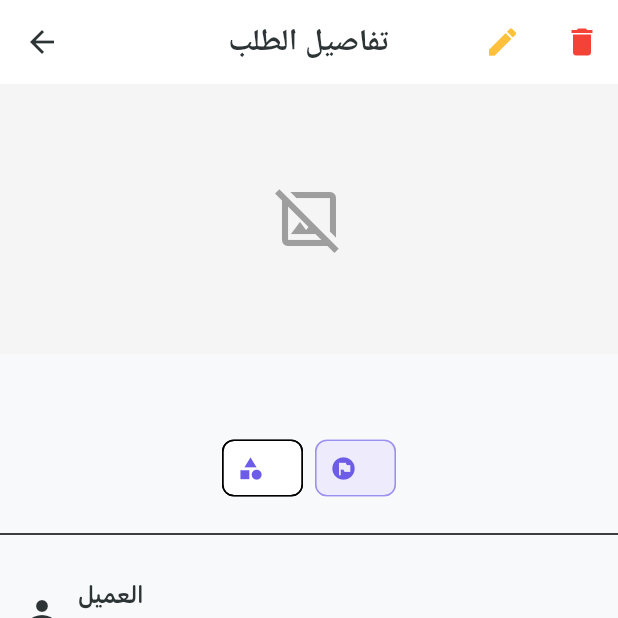
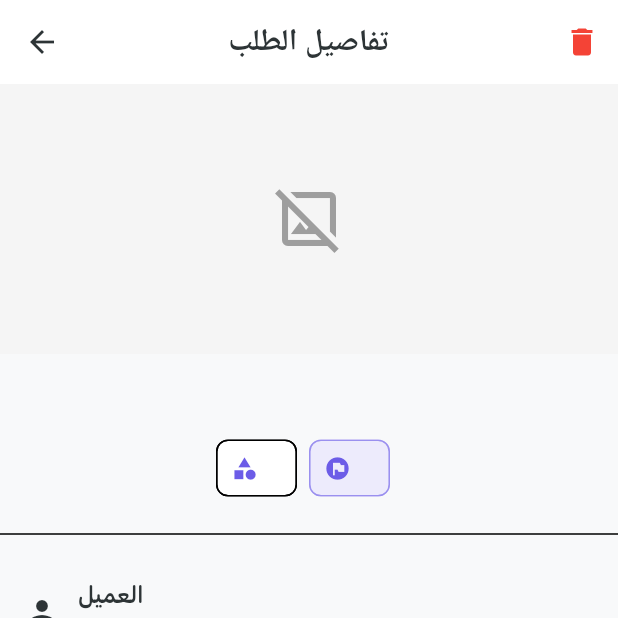
Before and after one commit to Abdullah-Bashaaib/designersplatform, a Flutter app: the DetailsOrderClient screen opened directly with empty values, on a phone screen of 412 x 824 dp, the top half of it. Run offline on Flutter 3.47's test engine with Material 3 defaults, Android fonts, the phone set to English and light mode, and no system bars; our stand-ins replace cached_network_image, cloud_firestore, dartz, equatable, firebase_auth, firebase_core and 8 more; missing offline and left inert: firebase_auth_platform_interface; accounts and stored records are empty; generated files the repository leaves out were written again.

Commit message:
الميزة: تنفيذ الميزات الأساسية على جانب العميل بما في ذلك إدارة الملف الشخصي، عرض الطلبات، الصفحة الرئيسية، وشاشة البداية.

```diff
--- a/lib/features/auth/presentation/pages/splash.dart
+++ b/lib/features/auth/presentation/pages/splash.dart
@@ -2,7 +2,6 @@ import 'package:designers_platform/core/current_user.dart';
 import 'package:designers_platform/core/usecase/get_user.dart';
 import 'package:designers_platform/features/auth/domain/repositories/auth_repository.dart';
 import 'package:designers_platform/features/auth/presentation/pages/welcome_page.dart';
-import 'package:designers_platform/features/home/presentation/pages/designers_list.dart';
 import 'package:designers_platform/features/home/presentation/pages/client_home_page.dart';
 import 'package:designers_platform/features/order_management/presentation/pages/view_order.dart';
 import 'package:flutter/material.dart';
@@ -27,7 +26,7 @@ class _SplashScreenState extends State<SplashScreen> {
   void _checkUser() {
     final getUserUseCase = GetUserUseCase(Get.find<AuthRepository>());
 
-    final result = getUserUseCase.call();
+    final result = getUserUseCase();
 
     result.fold(
       (failure) {
--- a/lib/features/customer_profile/presentation/screens/view_profile.dart
+++ b/lib/features/customer_profile/presentation/screens/view_profile.dart
@@ -1,5 +1,4 @@
 import 'package:cached_network_image/cached_network_image.dart';
-import 'package:designers_platform/core/current_user.dart';
 import 'package:designers_platform/core/utils/app_colors.dart';
 import 'package:designers_platform/core/utils/app_image.dart';
 import 'package:designers_platform/core/utils/app_styles.dart';
--- a/lib/features/designer_profile/presentation/getx/getData_controller_getx.dart
+++ b/lib/features/designer_profile/presentation/getx/getData_controller_getx.dart
@@ -2,6 +2,7 @@ import 'dart:developer';
 
 import 'package:designers_platform/core/current_user.dart';
 import 'package:designers_platform/core/usecase/add_avatar.dart';
+import 'package:designers_platform/core/utils/app_functions.dart';
 import 'package:designers_platform/core/utils/key_app.dart';
 import 'package:designers_platform/features/designer_profile/domain/usecases/review_usecase/get_review_use_case.dart';
 import 'package:designers_platform/features/designer_profile/domain/usecases/work_usecase/get_work_use_case.dart';
@@ -177,7 +178,8 @@ class GetDataControllerGetx extends GetxController {
 
   Future<void> updateDesigner(Designer designer) async {
     isLoading.value = true;
-
+    // final keywords = AppFunctions.generateKeywords(designer.name);
+    // designer.keywords = keywords;
     final result = await updateProfileUseCase(designer);
     result.fold((failure) {
       WidgetsBinding.instance.addPostFrameCallback((_) {
--- a/lib/features/home/presentation/pages/client_home_page.dart
+++ b/lib/features/home/presentation/pages/client_home_page.dart
@@ -1,6 +1,5 @@
 import 'package:designers_platform/core/utils/app_colors.dart';
 import 'package:designers_platform/core/utils/app_styles.dart';
-import 'package:designers_platform/core/widget/build_text_field.dart';
 import 'package:designers_platform/core/widget/custom_text.dart';
 import 'package:designers_platform/features/home/presentation/getx/home_controller.dart';
 import 'package:designers_platform/features/home/presentation/pages/designers_list.dart';
--- a/lib/features/home/presentation/widget/design_card.dart
+++ b/lib/features/home/presentation/widget/design_card.dart
@@ -1,3 +1,4 @@
+import 'package:cached_network_image/cached_network_image.dart';
 import 'package:designers_platform/core/utils/app_image.dart';
 import 'package:designers_platform/features/designer_profile/domain/entities/designer.dart';
 import 'package:designers_platform/features/designer_profile/presentation/views/screens/profile_screen.dart';
@@ -23,7 +24,7 @@ class DesignCard extends StatelessWidget {
           radius: 28,
           backgroundColor: Colors.grey.shade300,
           backgroundImage: !c.isLoading.value && designer?.avatarUrl != ''
-              ? NetworkImage(designer!.avatarUrl!)
+              ? CachedNetworkImageProvider(designer!.avatarUrl!)
               : AssetImage(AppImage.icon1),
         ),
         title: Text(
--- a/lib/features/order_management/presentation/pages/details_order_client.dart
+++ b/lib/features/order_management/presentation/pages/details_order_client.dart
@@ -1,3 +1,4 @@
+import 'package:designers_platform/core/utils/app_colors.dart';
 import 'package:designers_platform/core/widget/order_dialog.dart';
 import 'package:designers_platform/features/order_management/domain/entity/orders.dart';
 import 'package:designers_platform/features/order_management/presentation/getx/order_getx.dart';
@@ -84,7 +85,8 @@ class DetailsOrderClient extends StatelessWidget {
         actions: [
           Row(
             children: [
-              Obx(
+              order.status == 'قيد الانتظار'
+                  ? Obx(
                       () => c.isLoadingEdit.value
                           ? Padding(
                               padding: const EdgeInsets.all(10),
@@ -114,7 +116,8 @@ class DetailsOrderClient extends StatelessWidget {
                                 color: const Color.fromARGB(255, 255, 193, 59),
                               ),
                             ),
-              ),
+                    )
+                  : SizedBox(),
               SizedBox(
                 width: 5,
               ),
@@ -200,6 +203,27 @@ class DetailsOrderClient extends StatelessWidget {
                         labelStyle: TextStyle(color: statusColor),
                         side: BorderSide(color: statusColor.withOpacity(0.4)),
                       ),
+                      if (order.status == 'مكتمل')
+                        Chip(
+                          avatar: Icon(Icons.download,
+                              size: 18, color: AppColors.primaryColor),
+                          label: Text('تحميل'),
+                          backgroundColor: AppColors.backgroundColor,
+                          labelStyle: TextStyle(color: AppColors.primaryColor),
+                          side: BorderSide(color: AppColors.primaryColor),
+                        )
+                      else if (order.status == 'مقبول')
+                        Chip(
+                          avatar: Icon(Icons.chat,
+                              size: 18, color: AppColors.primaryColor),
+                          label: Text('دردشة'),
+                          backgroundColor: AppColors.backgroundColor,
+                          labelStyle: TextStyle(color: AppColors.primaryColor),
+                          side: BorderSide(color: AppColors.primaryColor),
+                        )
+                      else
+                        SizedBox(),
+
                       // ActionChip(
                       //   avatar: const Icon(Icons.tag, size: 18),
                       //   label: Text('ID: ${order.id}'),
--- a/lib/features/order_management/presentation/widgets/build_card_order.dart
+++ b/lib/features/order_management/presentation/widgets/build_card_order.dart
@@ -68,7 +68,7 @@ class BuildCardOrder extends StatelessWidget {
                           ? SizedBox()
                           : DesignStatus(order: order),
                       SizedBox(
-                        width: 3.w,
+                        width: 10.w,
                       ),
                       DesignData(createAt: order.createAt),
                     ],
```
Also changed, not shown: lib/features/customer_profile/presentation/screens/customer_orders.dart (deleted, +0 -11 lines), lib/features/order_management/presentation/widgets/design_status.dart (+18 -21 lines). Lines whose indentation alone changed are shown as unchanged.
